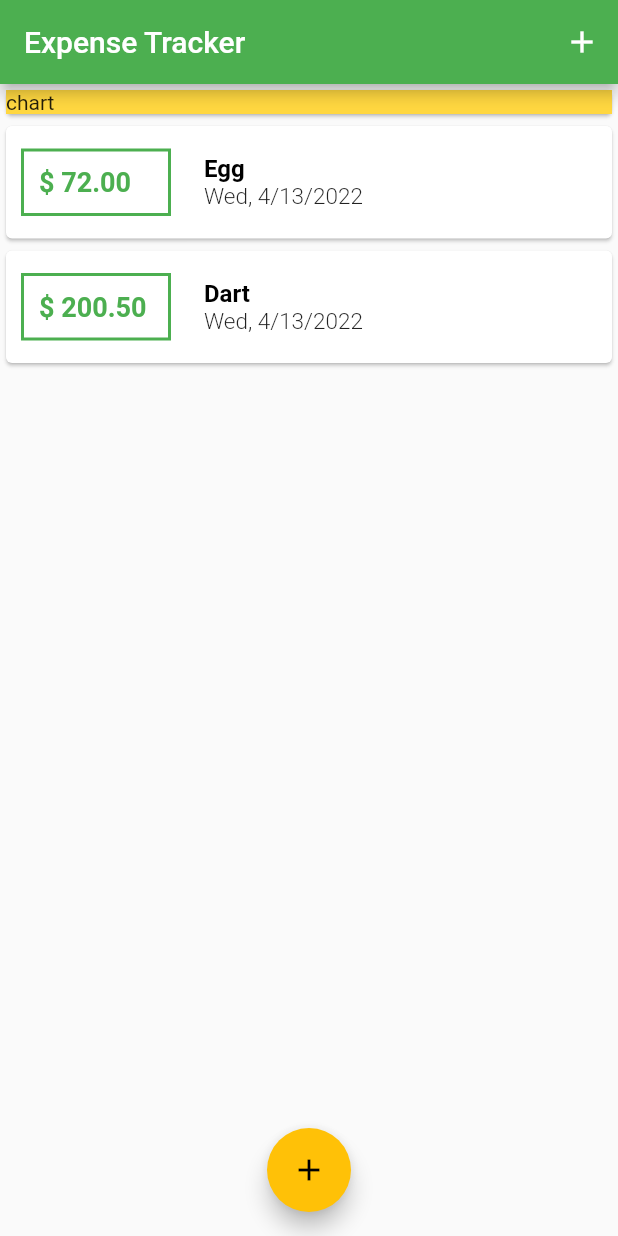
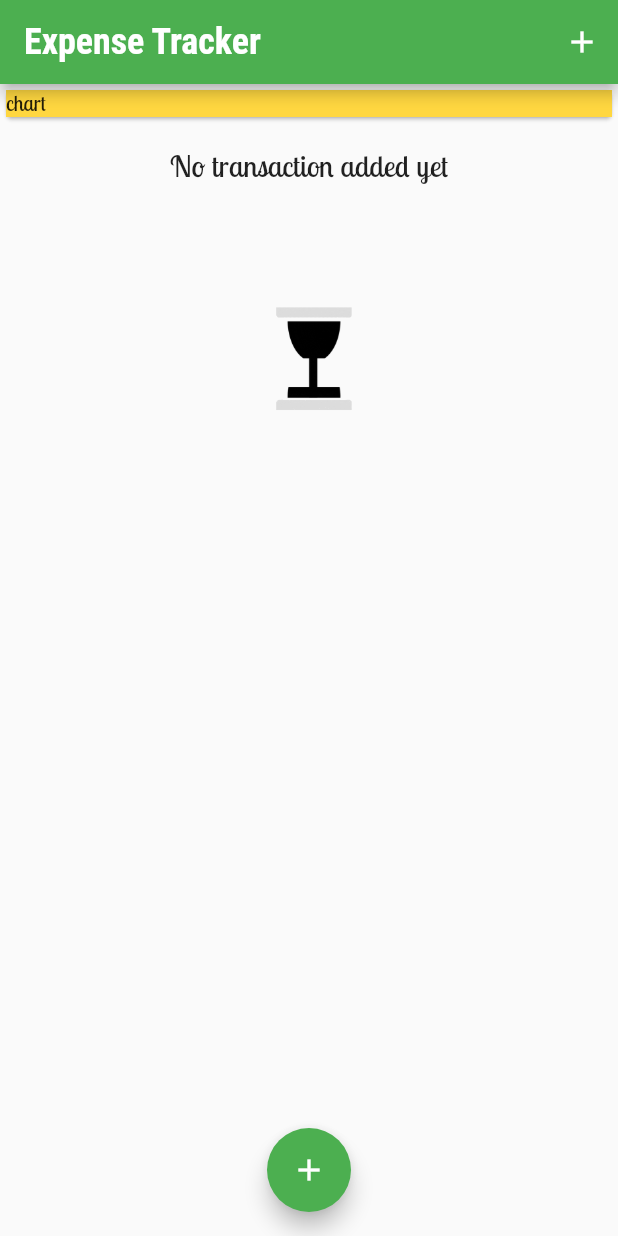
Before and after one commit to Alamin11/ExpenseTracker, a Flutter app: the screen it shows after launch, on a phone screen of 412 x 824 dp. Run offline on Flutter 3.47's test engine with Material 2 defaults, Android fonts, the phone set to English and light mode, and no system bars.

Commit message:
Added custom them, fonts and images with logic

```diff
--- a/lib/main.dart
+++ b/lib/main.dart
@@ -4,13 +4,13 @@ import '../models/transaction.dart';
 import './widgets/transaction_list.dart';
 
 void main(List<String> args) {
-  runApp(MyApp());
+  runApp(const MyApp());
 }
 
 String titleText = 'Expense Tracker';
 
 class MyApp extends StatelessWidget {
-  MyApp({Key? key}) : super(key: key);
+  const MyApp({Key? key}) : super(key: key);
 
   @override
   Widget build(BuildContext context) {
@@ -19,15 +19,22 @@ class MyApp extends StatelessWidget {
       title: titleText,
       theme: ThemeData(
         primarySwatch: Colors.green,
-        accentColor: Colors.amber,
+        //colorScheme: ColorScheme.fromSwatch(),
+        fontFamily: 'LobsterTwo',
+        appBarTheme: const AppBarTheme(
+          titleTextStyle: TextStyle(
+            fontFamily: 'RobotoCondensed',
+            fontSize: 20.0,
+          ),
+        ),
       ),
-      home: MyHomePage(),
+      home: const MyHomePage(),
     );
   }
 }
 
 class MyHomePage extends StatefulWidget {
-  MyHomePage({Key? key}) : super(key: key);
+  const MyHomePage({Key? key}) : super(key: key);
 
   @override
   State<MyHomePage> createState() => _MyHomePageState();
@@ -38,7 +45,7 @@ class _MyHomePageState extends State<MyHomePage> {
   // final amountController = TextEditingController();
 
   final List<Transaction> _userTransactions = [
-    Transaction(
+    /*Transaction(
       id: 't1',
       title: 'Egg',
       amount: 72,
@@ -49,7 +56,7 @@ class _MyHomePageState extends State<MyHomePage> {
       title: 'Dart',
       amount: 200.50,
       date: DateTime.now(),
-    ),
+    ),*/
   ];
 
   void _AddNewTransaction(String title, double amount) {
@@ -81,7 +88,14 @@ class _MyHomePageState extends State<MyHomePage> {
   Widget build(BuildContext context) {
     return Scaffold(
       appBar: AppBar(
-        title: Text(titleText),
+        title: Text(
+          titleText,
+          style: const TextStyle(
+            fontFamily: 'RobotoCondensed',
+            fontSize: 24,
+            fontWeight: FontWeight.bold,
+          ),
+        ),
         actions: [
           IconButton(
             onPressed: () => _startAddNewTransaction(context),
@@ -107,7 +121,7 @@ class _MyHomePageState extends State<MyHomePage> {
       //floatingActionButton: Icon(Icons.add),
       floatingActionButtonLocation: FloatingActionButtonLocation.centerFloat,
       floatingActionButton: FloatingActionButton(
-        child: Icon(Icons.add),
+        child: const Icon(Icons.add),
         onPressed: () => _startAddNewTransaction(context),
       ),
     );
--- a/lib/widgets/transaction_list.dart
+++ b/lib/widgets/transaction_list.dart
@@ -10,7 +10,32 @@ class TransactionList extends StatelessWidget {
   Widget build(BuildContext context) {
     return SizedBox(
         height: 340,
-        child: ListView.builder(
+        child: transactions.isEmpty
+            ? Column(
+                children: [
+                  const SizedBox(
+                    height: 16.0,
+                  ),
+                  const Text(
+                    'No transaction added yet',
+                    style: TextStyle(
+                      //fontFamily: 'RobotoCondensed',
+                      fontSize: 20.0,
+                    ),
+                  ),
+                  const SizedBox(
+                    height: 16.0,
+                  ),
+                  SizedBox(
+                    height: 200,
+                    child: Image.asset(
+                      'assets/images/transparentWaiting.gif',
+                      fit: BoxFit.cover,
+                    ),
+                  ),
+                ],
+              )
+            : ListView.builder(
                 itemBuilder: (context, index) {
                   return Card(
                     child: Row(
@@ -32,7 +57,7 @@ class TransactionList extends StatelessWidget {
                             //tx.amount.toString(),
                             '\$ ${transactions[index].amount.toStringAsFixed(2)}',
                             style: TextStyle(
-                        fontWeight: FontWeight.bold,
+                              //fontWeight: FontWeight.bold,
                               fontSize: 18,
                               color: Theme.of(context).primaryColor,
                             ),
@@ -47,17 +72,18 @@ class TransactionList extends StatelessWidget {
                             Text(
                               transactions[index].title,
                               style: const TextStyle(
-                          fontWeight: FontWeight.bold,
-                          fontSize: 16,
+                                //fontWeight: FontWeight.bold,
+                                fontSize: 18,
                                 color: Colors.black,
                               ),
                             ),
                             Text(
                               // DateFormat('dd/MM/yy').format(tx.date),
                               //DateFormat.yMMMMEEEEd().format(tx.date),
-                        DateFormat.yMEd().format(transactions[index].date),
+                              DateFormat.yMEd()
+                                  .format(transactions[index].date),
                               style: const TextStyle(
-                          fontSize: 15.0,
+                                fontSize: 14.0,
                                 fontWeight: FontWeight.w300,
                               ),
                             ),
```
Also changed, not shown: pubspec.yaml (+14 -13 lines), assets/fonts/LobsterTwo-Bold.ttf (added), assets/fonts/LobsterTwo-BoldItalic.ttf (added), assets/fonts/LobsterTwo-Italic.ttf (added), assets/fonts/LobsterTwo-Regular.ttf (added), assets/fonts/RobotoCondensed-Bold.ttf (added), assets/fonts/RobotoCondensed-Light.ttf (added), assets/fonts/RobotoCondensed-Regular.ttf (added), assets/images/transparentWaiting.gif (added). Lines whose indentation alone changed are shown as unchanged.
